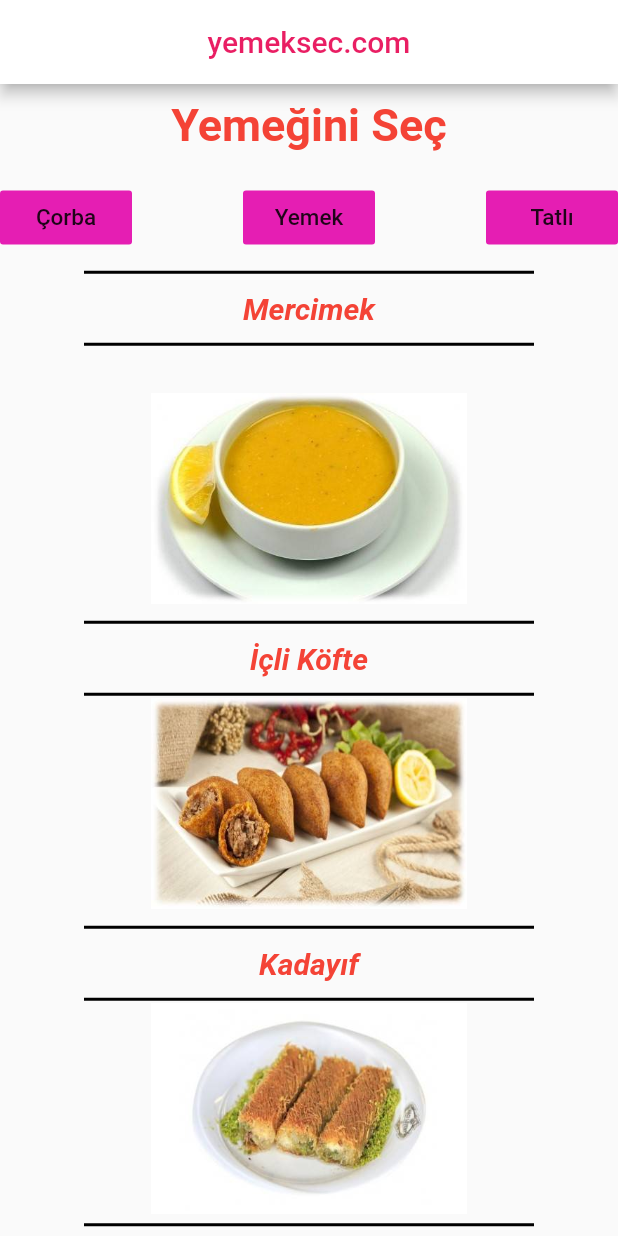
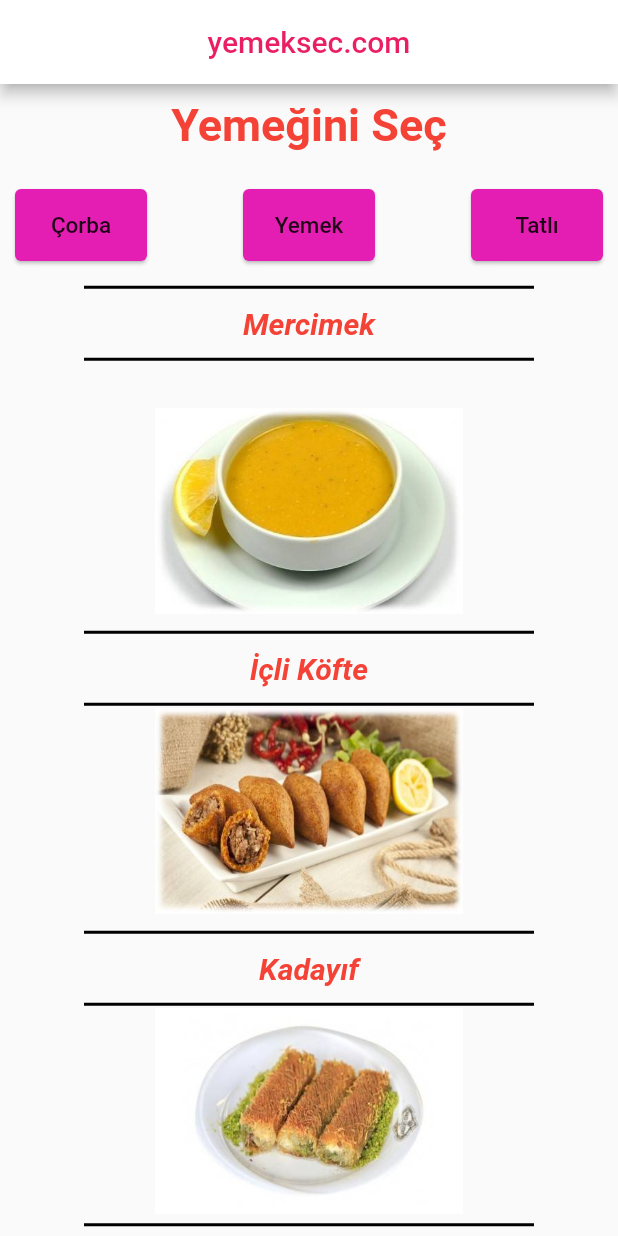
Before and after one commit to bench-soft/Flutter-ile-yemeksec-uygulama, a Flutter app: the screen it shows after launch, on a phone screen of 412 x 824 dp. Run offline on Flutter 3.47's test engine with Material 2 defaults, Android fonts, the phone set to English and light mode, and no system bars.

Commit message:
Update main.dart

```diff
--- a/lib/main.dart
+++ b/lib/main.dart
@@ -100,8 +100,10 @@ class _YemekSecState extends State<YemekSec> {
           Row(
             mainAxisAlignment: MainAxisAlignment.spaceBetween,
             children: [
-              FlatButton(
+              Card(
                 color: Color.fromARGB(255, 229, 30, 179),
+                margin: EdgeInsets.symmetric(vertical: 5.0, horizontal: 10.0),
+                child: FlatButton(
                   highlightColor: Color.fromARGB(255, 237, 4, 4),
                   splashColor: Color.fromARGB(255, 255, 255, 255),
                   onPressed: corbaGetir,
@@ -112,8 +114,11 @@ class _YemekSecState extends State<YemekSec> {
                     ),
                   ),
                 ),
-              FlatButton(
+              ),
+              Card(
                 color: Color.fromARGB(255, 229, 30, 179),
+                margin: EdgeInsets.symmetric(vertical: 5.0, horizontal: 10.0),
+                child: FlatButton(
                   highlightColor: Color.fromARGB(255, 237, 4, 4),
                   splashColor: Color.fromARGB(255, 255, 255, 255),
                   onPressed: yemekGetir,
@@ -124,8 +129,11 @@ class _YemekSecState extends State<YemekSec> {
                     ),
                   ),
                 ),
-              FlatButton(
+              ),
+              Card(
                 color: Color.fromARGB(255, 229, 30, 179),
+                margin: EdgeInsets.symmetric(vertical: 5.0, horizontal: 10.0),
+                child: FlatButton(
                   highlightColor: Color.fromARGB(255, 237, 4, 4),
                   splashColor: Color.fromARGB(255, 255, 255, 255),
                   onPressed: tatliGetir,
@@ -133,6 +141,7 @@ class _YemekSecState extends State<YemekSec> {
                     'Tatlı',
                     style: TextStyle(
                       fontSize: 15,
+                    ),
                   ),
                 ),
               ),
```
Lines whose indentation alone changed are shown as unchanged.
